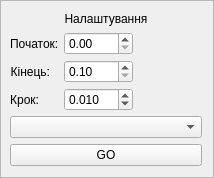
First picture: the form in DynModels/intergrationsettingframe.ui, repository DesmondFox/DynModels, before the edit.
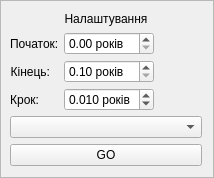
Second picture: the form after the edit.

What changed in the file:
```diff
--- a/DynModels/intergrationsettingframe.ui
+++ b/DynModels/intergrationsettingframe.ui
@@ -75,10 +75,18 @@
       <widget class="QDoubleSpinBox" name="dsbStart">
        <property name="maximumSize">
         <size>
-         <width>69</width>
+         <width>90</width>
          <height>16777215</height>
         </size>
        </property>
+       <property name="font">
+        <font>
+         <pointsize>9</pointsize>
+        </font>
+       </property>
+       <property name="suffix">
+        <string> років</string>
+       </property>
        <property name="maximum">
         <double>1000.000000000000000</double>
        </property>
@@ -101,15 +109,20 @@
       <widget class="QDoubleSpinBox" name="dsbEnd">
        <property name="maximumSize">
         <size>
-         <width>69</width>
+         <width>90</width>
          <height>16777215</height>
         </size>
        </property>
+       <property name="font">
+        <font>
+         <pointsize>9</pointsize>
+        </font>
+       </property>
        <property name="prefix">
         <string/>
        </property>
        <property name="suffix">
-        <string/>
+        <string> років</string>
        </property>
        <property name="minimum">
         <double>0.100000000000000</double>
@@ -139,10 +152,18 @@
       <widget class="QDoubleSpinBox" name="dsbStep">
        <property name="maximumSize">
         <size>
-         <width>69</width>
+         <width>90</width>
          <height>16777215</height>
         </size>
        </property>
+       <property name="font">
+        <font>
+         <pointsize>9</pointsize>
+        </font>
+       </property>
+       <property name="suffix">
+        <string> років</string>
+       </property>
        <property name="decimals">
         <number>3</number>
        </property>
```
